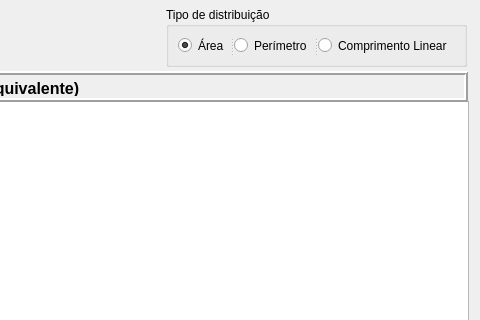
Before: the Qt Designer form forms/distribuicaoDeInterceptos.ui in lucassimao/Simulacao-Estereologica, drawn with Qt 5; both pictures show x 582 to 1062 and y 0 to 320 of the 1062 by 565 pixel window.
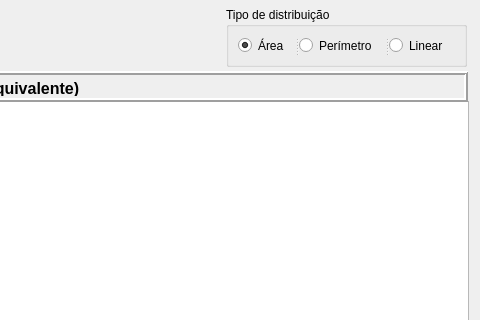
After: the same form once the commit is applied.

Commit message: correcao da janela de distribuicao de interceptos

```diff
--- a/forms/distribuicaoDeInterceptos.ui
+++ b/forms/distribuicaoDeInterceptos.ui
@@ -166,9 +166,9 @@
   <widget class="QGroupBox" name="groupBox">
    <property name="geometry">
     <rect>
-     <x>748</x>
+     <x>808</x>
      <y>7</y>
-     <width>301</width>
+     <width>241</width>
      <height>60</height>
     </rect>
    </property>
@@ -196,7 +196,7 @@
       </widget>
       <widget class="QRadioButton" name="radioButtonComprimentoLinear">
        <property name="text">
-        <string>Comprimento Linear</string>
+        <string>Linear</string>
        </property>
       </widget>
      </widget>
```
